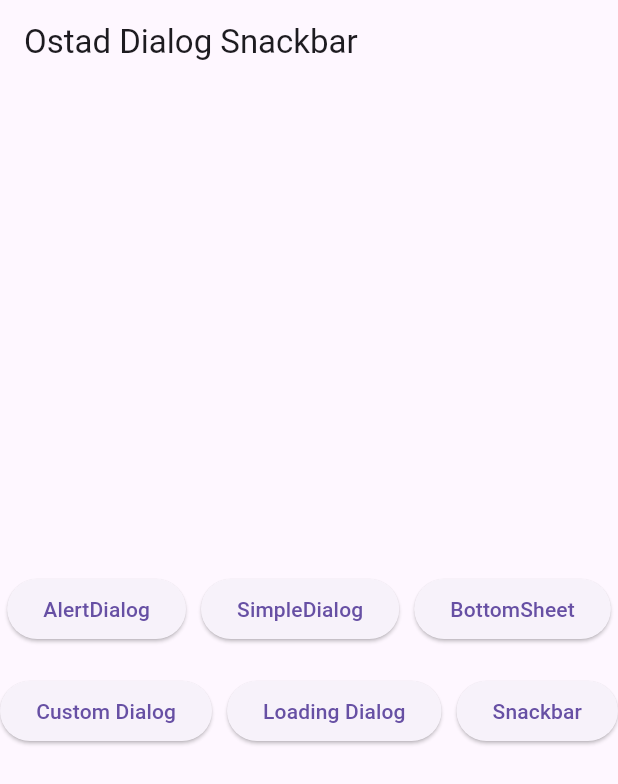
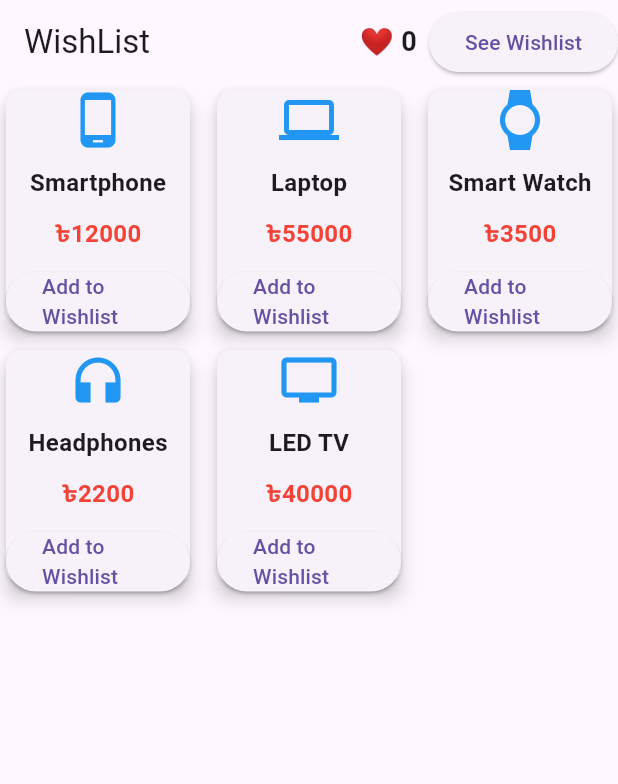
Before and after one commit to SaidurRahman1004/FlutterPractise1, a Flutter app: the screen it shows after launch, on a phone screen of 412 x 824 dp. Shown: the top 784 px of the screen. Run offline on Flutter 3.47's test engine with Material 3 defaults, Android fonts, the phone set to English and light mode, and no system bars; our stand-ins replace carousel_slider, email_validator, shared_preferences, smooth_page_indicator; key blocks and very long unbroken strings in the code were emptied for the run.

Commit message:
commit 12

```diff
--- /dev/null
+++ b/lib/State Management/WishlistProvider.dart
@@ -0,0 +1,166 @@
+import 'dart:collection';
+
+import 'package:flutter/cupertino.dart';
+import 'package:flutter/material.dart';
+import 'package:provider/provider.dart';
+
+import 'WishlistProvider.dart';
+
+class WishlistProvider extends ChangeNotifier {
+  List<String> _wishlists = [];
+
+  UnmodifiableListView<String> get wishlists =>
+      UnmodifiableListView(_wishlists);
+
+  //wishlists added functions
+  void addItem(String itemName) {
+    _wishlists.add(itemName);
+    notifyListeners();
+  }
+
+  //wishlists delet functions
+  void removeItem(String itemName) {
+    _wishlists.remove(itemName);
+    notifyListeners();
+  }
+}
+
+class wishlistHandle extends StatelessWidget {
+  const wishlistHandle({super.key});
+
+  @override
+  Widget build(BuildContext context) {
+    return MaterialApp(
+      debugShowCheckedModeBanner: false,
+      home: ProductShowUI(),
+    );
+  }
+}
+
+class ProductShowUI extends StatelessWidget {
+  ProductShowUI({super.key});
+
+  final List<Map<String, dynamic>> products = const [
+    {'icon': Icons.phone_android, 'name': 'Smartphone', 'price': 12000},
+    {'icon': Icons.laptop, 'name': 'Laptop', 'price': 55000},
+    {'icon': Icons.watch, 'name': 'Smart Watch', 'price': 3500},
+    {'icon': Icons.headphones, 'name': 'Headphones', 'price': 2200},
+    {'icon': Icons.tv, 'name': 'LED TV', 'price': 40000},
+  ];
+
+  mysnk(msg, context) {
+    return ScaffoldMessenger.of(context).showSnackBar(
+      SnackBar(content: Text(msg), duration: Duration(seconds: 3)),
+    );
+  }
+
+  @override
+  Widget build(BuildContext context) {
+    Size size = MediaQuery.of(context).size;
+    return Scaffold(
+      appBar: AppBar(
+        title: Text("WishList"),
+        actions: [
+          Consumer<WishlistProvider>(
+            builder: (context, wishlistProvider, child) {
+              return Padding(
+                padding: const EdgeInsets.only(right: 8.0), // টেক্সট এবং বাটনের মধ্যে একটু ফাঁকা
+                child: Center( // টেক্সটটিকে উল্লম্বভাবে মাঝখানে আনতে
+                  child: Text(
+                    '❤ ${wishlistProvider.wishlists.length}', // .wishlists ব্যবহার করা ভালো
+                    style: TextStyle(fontSize: 18, fontWeight: FontWeight.bold),
+                  ),
+                ),
+              );
+            },
+          ),
+          ElevatedButton(
+            onPressed: () {
+              CustomSimpleDialog(context);
+            },
+            child: Text("See Wishlist"),
+          ),
+        ],
+      ),
+      body: GridView.builder(
+        itemCount: products.length,
+        gridDelegate: SliverGridDelegateWithFixedCrossAxisCount(
+          crossAxisCount: 3,
+          crossAxisSpacing: 10,
+          mainAxisSpacing: 10,
+          childAspectRatio: 0.8,
+        ),
+        itemBuilder: (context, index) {
+          final product = products[index];
+          return Card(
+            elevation: 5,
+            shape: RoundedRectangleBorder(
+              borderRadius: BorderRadius.circular(10),
+            ),
+            child: Column(
+              mainAxisAlignment: MainAxisAlignment.center,
+              children: [
+                Icon(product['icon'], size: 40, color: Colors.blue),
+                SizedBox(height: 10),
+                Text(
+                  product['name'],
+                  style: TextStyle(fontSize: 16, fontWeight: FontWeight.bold),
+                ),
+                SizedBox(height: 10),
+                Text(
+                  '৳${product['price']}',
+                  style: TextStyle(
+                    fontSize: 16,
+                    fontWeight: FontWeight.bold,
+                    color: Colors.red,
+                  ),
+                ),
+                SizedBox(height: 10),
+                ElevatedButton(
+                  onPressed: () {
+                    mysnk('Selected ${product['name']}', context);
+                    context.read<WishlistProvider>().addItem(product['name']);
+                  },
+                  child: Text("Add to Wishlist"),
+                ),
+              ],
+            ),
+          );
+        },
+      ),
+    );
+  }
+
+  void CustomSimpleDialog(context) {
+    showDialog(
+      context: context,
+      builder: (BuildContext context) => SimpleDialog(
+        //SimpleDialog → container।
+        title: Text("Wishlisted Item"),
+        children: [
+          Container(
+            height: 400,
+            width: 350,
+            child: Consumer<WishlistProvider>(
+              builder:
+                  (context, wishlistproviderUi, child,) {
+                return ListView.builder(
+                  itemCount: wishlistproviderUi.wishlists.length,
+                    itemBuilder: (context, index){
+                      final wishlist = wishlistproviderUi.wishlists[index];
+                      return ListTile(
+                        title: Text(wishlist),
+                        trailing: IconButton(onPressed: (){
+                          context.read<WishlistProvider>().removeItem(wishlist);
+                        }, icon: Icon(Icons.remove_circle,color: Colors.red,)),
+                      );
+                    }
+                );
+                  },
+            ),
+          ),
+        ],
+      ),
+    );
+  }
+}
```
Also changed, not shown: lib/TesTPorpose/testProjects.dart (+2 -9 lines), lib/main.dart (+8 -5 lines).
